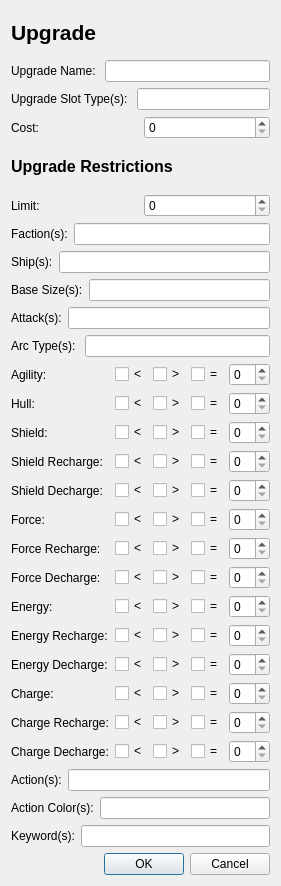
Old version of the form qt_designer/upgrade_form.ui in the repository flipperlord/x-wing-squad-builder.
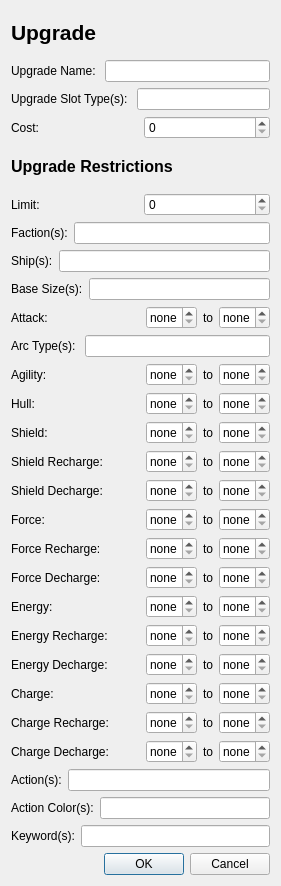
New version of the form. Icons and pictures are not drawn.

Commit message: updated entry forms

What changed in the file:
```diff
--- a/qt_designer/upgrade_form.ui
+++ b/qt_designer/upgrade_form.ui
@@ -6,7 +6,7 @@
    <rect>
     <x>0</x>
     <y>0</y>
-    <width>272</width>
+    <width>281</width>
     <height>886</height>
    </rect>
   </property>
@@ -188,17 +188,56 @@
        <item>
         <widget class="QLabel" name="label_5">
          <property name="text">
-          <string>Attack(s):</string>
+          <string>Attack:</string>
          </property>
         </widget>
        </item>
        <item>
-        <widget class="QLineEdit" name="attacks_line_edit">
+        <spacer name="horizontalSpacer_15">
+         <property name="orientation">
+          <enum>Qt::Horizontal</enum>
+         </property>
+         <property name="sizeHint" stdset="0">
+          <size>
+           <width>40</width>
+           <height>20</height>
+          </size>
+         </property>
+        </spacer>
+       </item>
+       <item>
+        <widget class="QSpinBox" name="attack_low_spinbox">
+         <property name="buttonSymbols">
+          <enum>QAbstractSpinBox::UpDownArrows</enum>
+         </property>
+         <property name="specialValueText">
+          <string>none</string>
+         </property>
+         <property name="minimum">
+          <number>-1</number>
+         </property>
+         <property name="value">
+          <number>-1</number>
+         </property>
+        </widget>
+       </item>
+       <item>
+        <widget class="QLabel" name="label_11">
          <property name="text">
-          <string/>
+          <string>to</string>
          </property>
-         <property name="placeholderText">
-          <string/>
+        </widget>
+       </item>
+       <item>
+        <widget class="QSpinBox" name="attack_high_spinbox">
+         <property name="specialValueText">
+          <string>none</string>
+         </property>
+         <property name="minimum">
+          <number>-1</number>
+         </property>
+         <property name="value">
+          <number>-1</number>
          </property>
         </widget>
        </item>
@@ -248,54 +287,51 @@
         </spacer>
        </item>
        <item>
-        <widget class="QCheckBox" name="agility_lt_checkbox">
-         <property name="text">
-          <string>&lt;</string>
+        <widget class="QSpinBox" name="agility_low_spinbox">
+         <property name="specialValueText">
+          <string>none</string>
          </property>
-         <property name="autoExclusive">
-          <bool>false</bool>
+         <property name="minimum">
+          <number>-1</number>
          </property>
+         <property name="value">
+          <number>-1</number>
+         </property>
         </widget>
        </item>
        <item>
-        <widget class="QCheckBox" name="agility_gt_checkbox">
+        <widget class="QLabel" name="label_14">
          <property name="text">
-          <string>&gt;</string>
+          <string>to</string>
          </property>
-         <property name="autoExclusive">
-          <bool>false</bool>
-         </property>
         </widget>
        </item>
        <item>
-        <widget class="QCheckBox" name="agility_eq_checkbox">
-         <property name="text">
-          <string>=</string>
+        <widget class="QSpinBox" name="agility_high_spinbox">
+         <property name="specialValueText">
+          <string>none</string>
          </property>
-         <property name="autoExclusive">
-          <bool>false</bool>
+         <property name="minimum">
+          <number>-1</number>
          </property>
-         <property name="tristate">
-          <bool>false</bool>
+         <property name="value">
+          <number>-1</number>
          </property>
         </widget>
        </item>
-       <item>
-        <widget class="QSpinBox" name="agility_spinbox"/>
-       </item>
       </layout>
      </item>
      <item>
-      <layout class="QHBoxLayout" name="horizontalLayout_8">
+      <layout class="QHBoxLayout" name="horizontalLayout_11">
        <item>
-        <widget class="QLabel" name="label_8">
+        <widget class="QLabel" name="label_15">
          <property name="text">
           <string>Hull:</string>
          </property>
         </widget>
        </item>
        <item>
-        <spacer name="horizontalSpacer_2">
+        <spacer name="horizontalSpacer_16">
          <property name="orientation">
           <enum>Qt::Horizontal</enum>
          </property>
@@ -308,51 +344,51 @@
         </spacer>
        </item>
        <item>
-        <widget class="QCheckBox" name="hull_lt_checkbox">
-         <property name="text">
-          <string>&lt;</string>
+        <widget class="QSpinBox" name="hull_low_spinbox">
+         <property name="specialValueText">
+          <string>none</string>
          </property>
-         <property name="autoExclusive">
-          <bool>false</bool>
+         <property name="minimum">
+          <number>-1</number>
          </property>
+         <property name="value">
+          <number>-1</number>
+         </property>
         </widget>
        </item>
        <item>
-        <widget class="QCheckBox" name="hull_gt_checkbox">
+        <widget class="QLabel" name="label_16">
          <property name="text">
-          <string>&gt;</string>
+          <string>to</string>
          </property>
-         <property name="autoExclusive">
-          <bool>false</bool>
-         </property>
         </widget>
        </item>
        <item>
-        <widget class="QCheckBox" name="hull_eq_checkbox">
-         <property name="text">
-          <string>=</string>
+        <widget class="QSpinBox" name="hull_high_spinbox">
+         <property name="specialValueText">
+          <string>none</string>
          </property>
-         <property name="autoExclusive">
-          <bool>false</bool>
+         <property name="minimum">
+          <number>-1</number>
          </property>
+         <property name="value">
+          <number>-1</number>
+         </property>
         </widget>
        </item>
-       <item>
-        <widget class="QSpinBox" name="hull_spinbox"/>
-       </item>
       </layout>
      </item>
      <item>
-      <layout class="QHBoxLayout" name="horizontalLayout_29">
+      <layout class="QHBoxLayout" name="horizontalLayout_14">
        <item>
-        <widget class="QLabel" name="label_28">
+        <widget class="QLabel" name="label_17">
          <property name="text">
           <string>Shield:</string>
          </property>
         </widget>
        </item>
        <item>
-        <spacer name="horizontalSpacer_3">
+        <spacer name="horizontalSpacer_17">
          <property name="orientation">
           <enum>Qt::Horizontal</enum>
          </property>
@@ -365,51 +401,51 @@
         </spacer>
        </item>
        <item>
-        <widget class="QCheckBox" name="shield_lt_checkbox">
-         <property name="text">
-          <string>&lt;</string>
+        <widget class="QSpinBox" name="shield_low_spinbox">
+         <property name="specialValueText">
+          <string>none</string>
          </property>
-         <property name="autoExclusive">
-          <bool>false</bool>
+         <property name="minimum">
+          <number>-1</number>
          </property>
+         <property name="value">
+          <number>-1</number>
+         </property>
         </widget>
        </item>
        <item>
-        <widget class="QCheckBox" name="shield_gt_checkbox">
+        <widget class="QLabel" name="label_18">
          <property name="text">
-          <string>&gt;</string>
+          <string>to</string>
          </property>
-         <property name="autoExclusive">
-          <bool>false</bool>
-         </property>
         </widget>
        </item>
        <item>
-        <widget class="QCheckBox" name="shield_eq_checkbox">
-         <property name="text">
-          <string>=</string>
+        <widget class="QSpinBox" name="shield_high_spinbox">
+         <property name="specialValueText">
+          <string>none</string>
          </property>
-         <property name="autoExclusive">
-          <bool>false</bool>
+         <property name="minimum">
+          <number>-1</number>
          </property>
+         <property name="value">
+          <number>-1</number>
+         </property>
         </widget>
        </item>
-       <item>
-        <widget class="QSpinBox" name="shield_spinbox"/>
-       </item>
       </layout>
      </item>
      <item>
-      <layout class="QHBoxLayout" name="horizontalLayout_30">
+      <layout class="QHBoxLayout" name="horizontalLayout_15">
        <item>
-        <widget class="QLabel" name="label_29">
+        <widget class="QLabel" name="label_21">
          <property name="text">
           <string>Shield Recharge:</string>
          </property>
         </widget>
        </item>
        <item>
-        <spacer name="horizontalSpacer_4">
+        <spacer name="horizontalSpacer_18">
          <property name="orientation">
           <enum>Qt::Horizontal</enum>
          </property>
@@ -422,51 +458,51 @@
         </spacer>
        </item>
        <item>
-        <widget class="QCheckBox" name="shield_recharge_lt_checkbox">
-         <property name="text">
-          <string>&lt;</string>
+        <widget class="QSpinBox" name="shield_recharge_low_spinbox">
+         <property name="specialValueText">
+          <string>none</string>
          </property>
-         <property name="autoExclusive">
-          <bool>false</bool>
+         <property name="minimum">
+          <number>-1</number>
          </property>
+         <property name="value">
+          <number>-1</number>
+         </property>
         </widget>
        </item>
        <item>
-        <widget class="QCheckBox" name="shield_recharge_gt_checkbox">
+        <widget class="QLabel" name="label_22">
          <property name="text">
-          <string>&gt;</string>
+          <string>to</string>
          </property>
-         <property name="autoExclusive">
-          <bool>false</bool>
-         </property>
         </widget>
        </item>
        <item>
-        <widget class="QCheckBox" name="shield_recharge_eq_checkbox">
-         <property name="text">
-          <string>=</string>
+        <widget class="QSpinBox" name="shield_recharge_high_spinbox">
+         <property name="specialValueText">
+          <string>none</string>
          </property>
-         <property name="autoExclusive">
-          <bool>false</bool>
+         <property name="minimum">
+          <number>-1</number>
          </property>
+         <property name="value">
+          <number>-1</number>
+         </property>
         </widget>
        </item>
-       <item>
-        <widget class="QSpinBox" name="shield_recharge_spinbox"/>
-       </item>
       </layout>
      </item>
      <item>
-      <layout class="QHBoxLayout" name="horizontalLayout_31">
+      <layout class="QHBoxLayout" name="horizontalLayout_16">
        <item>
-        <widget class="QLabel" name="label_30">
+        <widget class="QLabel" name="label_23">
          <property name="text">
           <string>Shield Decharge:</string>
          </property>
         </widget>
        </item>
        <item>
-        <spacer name="horizontalSpacer_5">
+        <spacer name="horizontalSpacer_19">
          <property name="orientation">
           <enum>Qt::Horizontal</enum>
          </property>
@@ -479,51 +515,51 @@
         </spacer>
        </item>
        <item>
-        <widget class="QCheckBox" name="shield_decharge_lt_checkbox">
-         <property name="text">
-          <string>&lt;</string>
+        <widget class="QSpinBox" name="shield_decharge_low_spinbox">
+         <property name="specialValueText">
+          <string>none</string>
          </property>
-         <property name="autoExclusive">
-          <bool>false</bool>
+         <property name="minimum">
+          <number>-1</number>
          </property>
+         <property name="value">
+          <number>-1</number>
+         </property>
         </widget>
        </item>
        <item>
-        <widget class="QCheckBox" name="shield_decharge_gt_checkbox">
+        <widget class="QLabel" name="label_24">
          <property name="text">
-          <string>&gt;</string>
+          <string>to</string>
          </property>
-         <property name="autoExclusive">
-          <bool>false</bool>
-         </property>
         </widget>
        </item>
        <item>
-        <widget class="QCheckBox" name="shield_decharge_eq_checkbox">
-         <property name="text">
-          <string>=</string>
+        <widget class="QSpinBox" name="shield_decharge_high_spinbox">
+         <property name="specialValueText">
+          <string>none</string>
          </property>
-         <property name="autoExclusive">
-          <bool>false</bool>
+         <property name="minimum">
+          <number>-1</number>
          </property>
+         <property name="value">
+          <number>-1</number>
+         </property>
         </widget>
        </item>
-       <item>
-        <widget class="QSpinBox" name="shield_decharge_spinbox"/>
-       </item>
       </layout>
      </item>
      <item>
-      <layout class="QHBoxLayout" name="horizontalLayout_32">
+      <layout class="QHBoxLayout" name="horizontalLayout_17">
        <item>
-        <widget class="QLabel" name="label_31">
+        <widget class="QLabel" name="label_27">
          <property name="text">
           <string>Force:</string>
          </property>
         </widget>
        </item>
        <item>
-        <spacer name="horizontalSpacer_6">
+        <spacer name="horizontalSpacer_20">
          <property name="orientation">
           <enum>Qt::Horizontal</enum>
          </property>
@@ -536,51 +572,51 @@
         </spacer>
        </item>
        <item>
-        <widget class="QCheckBox" name="force_lt_checkbox">
-         <property name="text">
-          <string>&lt;</string>
+        <widget class="QSpinBox" name="force_low_spinbox">
+         <property name="specialValueText">
+          <string>none</string>
          </property>
-         <property name="autoExclusive">
-          <bool>false</bool>
+         <property name="minimum">
+          <number>-1</number>
          </property>
+         <property name="value">
+          <number>-1</number>
+         </property>
         </widget>
        </item>
        <item>
-        <widget class="QCheckBox" name="force_gt_checkbox">
+        <widget class="QLabel" name="label_28">
          <property name="text">
-          <string>&gt;</string>
+          <string>to</string>
          </property>
-         <property name="autoExclusive">
-          <bool>false</bool>
-         </property>
         </widget>
        </item>
        <item>
-        <widget class="QCheckBox" name="force_eq_checkbox">
-         <property name="text">
-          <string>=</string>
+        <widget class="QSpinBox" name="force_high_spinbox">
+         <property name="specialValueText">
+          <string>none</string>
          </property>
-         <property name="autoExclusive">
-          <bool>false</bool>
+         <property name="minimum">
+          <number>-1</number>
          </property>
+         <property name="value">
+          <number>-1</number>
+         </property>
         </widget>
        </item>
-       <item>
-        <widget class="QSpinBox" name="force_spinbox"/>
-       </item>
       </layout>
      </item>
      <item>
-      <layout class="QHBoxLayout" name="horizontalLayout_33">
+      <layout class="QHBoxLayout" name="horizontalLayout_18">
        <item>
-        <widget class="QLabel" name="label_32">
+        <widget class="QLabel" name="label_29">
          <property name="text">
           <string>Force Recharge:</string>
          </property>
         </widget>
        </item>
        <item>
-        <spacer name="horizontalSpacer_7">
+        <spacer name="horizontalSpacer_21">
          <property name="orientation">
           <enum>Qt::Horizontal</enum>
          </property>
@@ -593,51 +629,51 @@
         </spacer>
        </item>
        <item>
-        <widget class="QCheckBox" name="force_recharge_lt_checkbox">
-         <property name="text">
-          <string>&lt;</string>
+        <widget class="QSpinBox" name="force_recharge_low_spinbox">
+         <property name="specialValueText">
+          <string>none</string>
          </property>
-         <property name="autoExclusive">
-          <bool>false</bool>
+         <property name="minimum">
+          <number>-1</number>
          </property>
+         <property name="value">
+          <number>-1</number>
+         </property>
         </widget>
        </item>
        <item>
-        <widget class="QCheckBox" name="force_recharge_gt_checkbox">
+        <widget class="QLabel" name="label_30">
          <property name="text">
-          <string>&gt;</string>
+          <string>to</string>
          </property>
-         <property name="autoExclusive">
-          <bool>false</bool>
-         </property>
         </widget>
        </item>
        <item>
-        <widget class="QCheckBox" name="force_recharge_eq_checkbox">
-         <property name="text">
-          <string>=</string>
+        <widget class="QSpinBox" name="force_recharge_high_spinbox">
+         <property name="specialValueText">
+          <string>none</string>
          </property>
-         <property name="autoExclusive">
-          <bool>false</bool>
+         <property name="minimum">
+          <number>-1</number>
          </property>
+         <property name="value">
+          <number>-1</number>
+         </property>
         </widget>
        </item>
-       <item>
-        <widget class="QSpinBox" name="force_recharge_spinbox"/>
-       </item>
       </layout>
      </item>
      <item>
-      <layout class="QHBoxLayout" name="horizontalLayout_34">
+      <layout class="QHBoxLayout" name="horizontalLayout_19">
        <item>
-        <widget class="QLabel" name="label_33">
+        <widget class="QLabel" name="label_40">
          <property name="text">
           <string>Force Decharge:</string>
          </property>
         </widget>
        </item>
        <item>
-        <spacer name="horizontalSpacer_8">
+        <spacer name="horizontalSpacer_22">
          <property name="orientation">
           <enum>Qt::Horizontal</enum>
          </property>
@@ -650,51 +686,51 @@
         </spacer>
        </item>
        <item>
-        <widget class="QCheckBox" name="force_decharge_lt_checkbox">
-         <property name="text">
-          <string>&lt;</string>
+        <widget class="QSpinBox" name="force_decharge_low_spinbox">
+         <property name="specialValueText">
+          <string>none</string>
          </property>
-         <property name="autoExclusive">
-          <bool>false</bool>
+         <property name="minimum">
+          <number>-1</number>
          </property>
+         <property name="value">
+          <number>-1</number>
+         </property>
         </widget>
        </item>
        <item>
-        <widget class="QCheckBox" name="force_decharge_gt_checkbox">
+        <widget class="QLabel" name="label_41">
          <property name="text">
-          <string>&gt;</string>
+          <string>to</string>
          </property>
-         <property name="autoExclusive">
-          <bool>false</bool>
-         </property>
         </widget>
        </item>
        <item>
-        <widget class="QCheckBox" name="force_decharge_eq_checkbox">
-         <property name="text">
-          <string>=</string>
+        <widget class="QSpinBox" name="force_decharge_high_spinbox">
+         <property name="specialValueText">
+          <string>none</string>
          </property>
-         <property name="autoExclusive">
-          <bool>false</bool>
+         <property name="minimum">
+          <number>-1</number>
          </property>
+         <property name="value">
+          <number>-1</number>
+         </property>
         </widget>
        </item>
-       <item>
-        <widget class="QSpinBox" name="force_decharge_spinbox"/>
-       </item>
       </layout>
      </item>
      <item>
-      <layout class="QHBoxLayout" name="horizontalLayout_35">
+      <layout class="QHBoxLayout" name="horizontalLayout_20">
        <item>
-        <widget class="QLabel" name="label_34">
+        <widget class="QLabel" name="label_31">
          <property name="text">
           <string>Energy:</string>
          </property>
         </widget>
        </item>
        <item>
-        <spacer name="horizontalSpacer_9">
+        <spacer name="horizontalSpacer_23">
          <property name="orientation">
           <enum>Qt::Horizontal</enum>
          </property>
@@ -707,51 +743,51 @@
         </spacer>
        </item>
        <item>
-        <widget class="QCheckBox" name="energy_lt_checkbox">
-         <property name="text">
-          <string>&lt;</string>
+        <widget class="QSpinBox" name="energy_low_spinbox">
+         <property name="specialValueText">
+          <string>none</string>
          </property>
-         <property name="autoExclusive">
-          <bool>false</bool>
+         <property name="minimum">
+          <number>-1</number>
          </property>
+         <property name="value">
+          <number>-1</number>
+         </property>
         </widget>
        </item>
        <item>
-        <widget class="QCheckBox" name="energy_gt_checkbox">
+        <widget class="QLabel" name="label_32">
          <property name="text">
-          <string>&gt;</string>
+          <string>to</string>
          </property>
-         <property name="autoExclusive">
-          <bool>false</bool>
-         </property>
         </widget>
        </item>
        <item>
-        <widget class="QCheckBox" name="energy_eq_checkbox">
-         <property name="text">
-          <string>=</string>
+        <widget class="QSpinBox" name="energy_high_spinbox">
+         <property name="specialValueText">
+          <string>none</string>
          </property>
-         <property name="autoExclusive">
-          <bool>false</bool>
+         <property name="minimum">
+          <number>-1</number>
          </property>
+         <property name="value">
+          <number>-1</number>
+         </property>
         </widget>
        </item>
-       <item>
-        <widget class="QSpinBox" name="energy_spinbox"/>
-       </item>
       </layout>
      </item>
      <item>
-      <layout class="QHBoxLayout" name="horizontalLayout_36">
+      <layout class="QHBoxLayout" name="horizontalLayout_21">
        <item>
-        <widget class="QLabel" name="label_35">
+        <widget class="QLabel" name="label_33">
          <property name="text">
           <string>Energy Recharge:</string>
          </property>
         </widget>
        </item>
        <item>
-        <spacer name="horizontalSpacer_10">
+        <spacer name="horizontalSpacer_24">
          <property name="orientation">
           <enum>Qt::Horizontal</enum>
          </property>
@@ -764,51 +800,51 @@
         </spacer>
        </item>
        <item>
-        <widget class="QCheckBox" name="energy_recharge_lt_checkbox">
-         <property name="text">
-          <string>&lt;</string>
+        <widget class="QSpinBox" name="energy_recharge_low_spinbox">
+         <property name="specialValueText">
+          <string>none</string>
          </property>
-         <property name="autoExclusive">
-          <bool>false</bool>
+         <property name="minimum">
+          <number>-1</number>
          </property>
+         <property name="value">
+          <number>-1</number>
+         </property>
         </widget>
        </item>
        <item>
-        <widget class="QCheckBox" name="energy_recharge_gt_checkbox">
+        <widget class="QLabel" name="label_34">
          <property name="text">
-          <string>&gt;</string>
+          <string>to</string>
          </property>
-         <property name="autoExclusive">
-          <bool>false</bool>
-         </property>
         </widget>
        </item>
        <item>
-        <widget class="QCheckBox" name="energy_recharge_eq_checkbox">
-         <property name="text">
-          <string>=</string>
+        <widget class="QSpinBox" name="energy_recharge_high_spinbox">
+         <property name="specialValueText">
+          <string>none</string>
          </property>
-         <property name="autoExclusive">
-          <bool>false</bool>
+         <property name="minimum">
+          <number>-1</number>
          </property>
+         <property name="value">
+          <number>-1</number>
+         </property>
         </widget>
        </item>
-       <item>
-        <widget class="QSpinBox" name="energy_recharge_spinbox"/>
-       </item>
       </layout>
      </item>
      <item>
-      <layout class="QHBoxLayout" name="horizontalLayout_37">
+      <layout class="QHBoxLayout" name="horizontalLayout_22">
        <item>
-        <widget class="QLabel" name="label_36">
+        <widget class="QLabel" name="label_42">
          <property name="text">
           <string>Energy Decharge:</string>
          </property>
         </widget>
        </item>
        <item>
-        <spacer name="horizontalSpacer_11">
+        <spacer name="horizontalSpacer_25">
          <property name="orientation">
           <enum>Qt::Horizontal</enum>
          </property>
@@ -821,51 +857,51 @@
         </spacer>
        </item>
        <item>
-        <widget class="QCheckBox" name="energy_decharge_lt_checkbox">
-         <property name="text">
-          <string>&lt;</string>
+        <widget class="QSpinBox" name="energy_decharge_low_spinbox">
+         <property name="specialValueText">
+          <string>none</string>
          </property>
-         <property name="autoExclusive">
-          <bool>false</bool>
+         <property name="minimum">
+          <number>-1</number>
          </property>
+         <property name="value">
+          <number>-1</number>
+         </property>
         </widget>
        </item>
        <item>
-        <widget class="QCheckBox" name="energy_decharge_gt_checkbox">
+        <widget class="QLabel" name="label_43">
          <property name="text">
-          <string>&gt;</string>
+          <string>to</string>
          </property>
-         <property name="autoExclusive">
-          <bool>false</bool>
-         </property>
         </widget>
        </item>
        <item>
-        <widget class="QCheckBox" name="energy_decharge_eq_checkbox">
-         <property name="text">
-          <string>=</string>
+        <widget class="QSpinBox" name="energy_decharge_high_spinbox">
+         <property name="specialValueText">
+          <string>none</string>
          </property>
-         <property name="autoExclusive">
-          <bool>false</bool>
+         <property name="minimum">
+          <number>-1</number>
          </property>
+         <property name="value">
+          <number>-1</number>
+         </property>
         </widget>
        </item>
-       <item>
-        <widget class="QSpinBox" name="energy_decharge_spinbox"/>
-       </item>
       </layout>
      </item>
      <item>
-      <layout class="QHBoxLayout" name="horizontalLayout_38">
+      <layout class="QHBoxLayout" name="horizontalLayout_23">
        <item>
-        <widget class="QLabel" name="label_37">
+        <widget class="QLabel" name="label_35">
          <property name="text">
           <string>Charge:</string>
          </property>
         </widget>
        </item>
        <item>
-        <spacer name="horizontalSpacer_12">
+        <spacer name="horizontalSpacer_26">
          <property name="orientation">
           <enum>Qt::Horizontal</enum>
          </property>
@@ -878,51 +914,51 @@
         </spacer>
        </item>
        <item>
-        <widget class="QCheckBox" name="charge_lt_checkbox">
-         <property name="text">
-          <string>&lt;</string>
+        <widget class="QSpinBox" name="charge_low_spinbox">
+         <property name="specialValueText">
+          <string>none</string>
          </property>
-         <property name="autoExclusive">
-          <bool>false</bool>
+         <property name="minimum">
+          <number>-1</number>
          </property>
+         <property name="value">
+          <number>-1</number>
+         </property>
         </widget>
        </item>
        <item>
-        <widget class="QCheckBox" name="charge_gt_checkbox">
+        <widget class="QLabel" name="label_36">
          <property name="text">
-          <string>&gt;</string>
+          <string>to</string>
          </property>
-         <property name="autoExclusive">
-          <bool>false</bool>
-         </property>
         </widget>
        </item>
        <item>
-        <widget class="QCheckBox" name="charge_eq_checkbox">
-         <property name="text">
-          <string>=</string>
+        <widget class="QSpinBox" name="charge_high_spinbox">
+         <property name="specialValueText">
+          <string>none</string>
          </property>
-         <property name="autoExclusive">
-          <bool>false</bool>
+         <property name="minimum">
+          <number>-1</number>
          </property>
+         <property name="value">
+          <number>-1</number>
+         </property>
         </widget>
        </item>
-       <item>
-        <widget class="QSpinBox" name="charge_spinbox"/>
-       </item>
       </layout>
      </item>
      <item>
-      <layout class="QHBoxLayout" name="horizontalLayout_39">
+      <layout class="QHBoxLayout" name="horizontalLayout_26">
        <item>
-        <widget class="QLabel" name="label_38">
+        <widget class="QLabel" name="label_44">
          <property name="text">
           <string>Charge Recharge:</string>
          </property>
         </widget>
        </item>
        <item>
-        <spacer name="horizontalSpacer_13">
+        <spacer name="horizontalSpacer_27">
          <property name="orientation">
           <enum>Qt::Horizontal</enum>
          </property>
@@ -935,51 +971,51 @@
         </spacer>
        </item>
        <item>
-        <widget class="QCheckBox" name="charge_recharge_lt_checkbox">
-         <property name="text">
-          <string>&lt;</string>
+        <widget class="QSpinBox" name="charge_recharge_low_spinbox">
+         <property name="specialValueText">
+          <string>none</string>
          </property>
-         <property name="autoExclusive">
-          <bool>false</bool>
+         <property name="minimum">
+          <number>-1</number>
          </property>
+         <property name="value">
+          <number>-1</number>
+         </property>
         </widget>
        </item>
        <item>
-        <widget class="QCheckBox" name="charge_recharge_gt_checkbox">
+        <widget class="QLabel" name="label_45">
          <property name="text">
-          <string>&gt;</string>
+          <string>to</string>
          </property>
-         <property name="autoExclusive">
-          <bool>false</bool>
-         </property>
         </widget>
        </item>
        <item>
-        <widget class="QCheckBox" name="charge_recharge_eq_checkbox">
-         <property name="text">
-          <string>=</string>
+        <widget class="QSpinBox" name="charge_recharge_high_spinbox">
+         <property name="specialValueText">
+          <string>none</string>
          </property>
-         <property name="autoExclusive">
-          <bool>false</bool>
+         <property name="minimum">
+          <number>-1</number>
          </property>
+         <property name="value">
+          <number>-1</number>
+         </property>
         </widget>
        </item>
-       <item>
-        <widget class="QSpinBox" name="charge_recharge_spinbox"/>
-       </item>
       </layout>
      </item>
      <item>
-      <layout class="QHBoxLayout" name="horizontalLayout_40">
+      <layout class="QHBoxLayout" name="horizontalLayout_27">
        <item>
-        <widget class="QLabel" name="label_39">
+        <widget class="QLabel" name="label_46">
          <property name="text">
           <string>Charge Decharge:</string>
          </property>
         </widget>
        </item>
        <item>
-        <spacer name="horizontalSpacer_14">
+        <spacer name="horizontalSpacer_28">
          <property name="orientation">
           <enum>Qt::Horizontal</enum>
          </property>
@@ -992,38 +1028,38 @@
         </spacer>
        </item>
        <item>
-        <widget class="QCheckBox" name="charge_decharge_lt_checkbox">
-         <property name="text">
-          <string>&lt;</string>
+        <widget class="QSpinBox" name="charge_decharge_low_spinbox">
+         <property name="specialValueText">
+          <string>none</string>
          </property>
-         <property name="autoExclusive">
-          <bool>false</bool>
+         <property name="minimum">
+          <number>-1</number>
          </property>
+         <property name="value">
+          <number>-1</number>
+         </property>
         </widget>
        </item>
        <item>
-        <widget class="QCheckBox" name="charge_decharge_gt_checkbox">
+        <widget class="QLabel" name="label_47">
          <property name="text">
-          <string>&gt;</string>
+          <string>to</string>
          </property>
-         <property name="autoExclusive">
-          <bool>false</bool>
-         </property>
         </widget>
        </item>
        <item>
-        <widget class="QCheckBox" name="charge_decharge_eq_checkbox">
-         <property name="text">
-          <string>=</string>
+        <widget class="QSpinBox" name="charge_decharge_high_spinbox">
+         <property name="specialValueText">
+          <string>none</string>
          </property>
-         <property name="autoExclusive">
-          <bool>false</bool>
+         <property name="minimum">
+          <number>-1</number>
          </property>
+         <property name="value">
+          <number>-1</number>
+         </property>
         </widget>
        </item>
-       <item>
-        <widget class="QSpinBox" name="charge_decharge_spinbox"/>
-       </item>
       </layout>
      </item>
      <item>
```
The commit also changes 4 other files.
